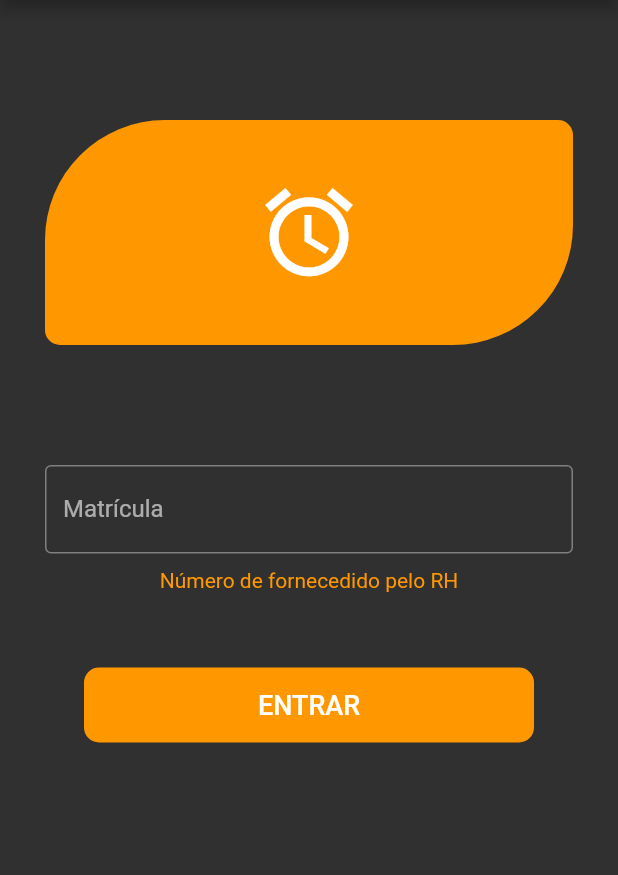
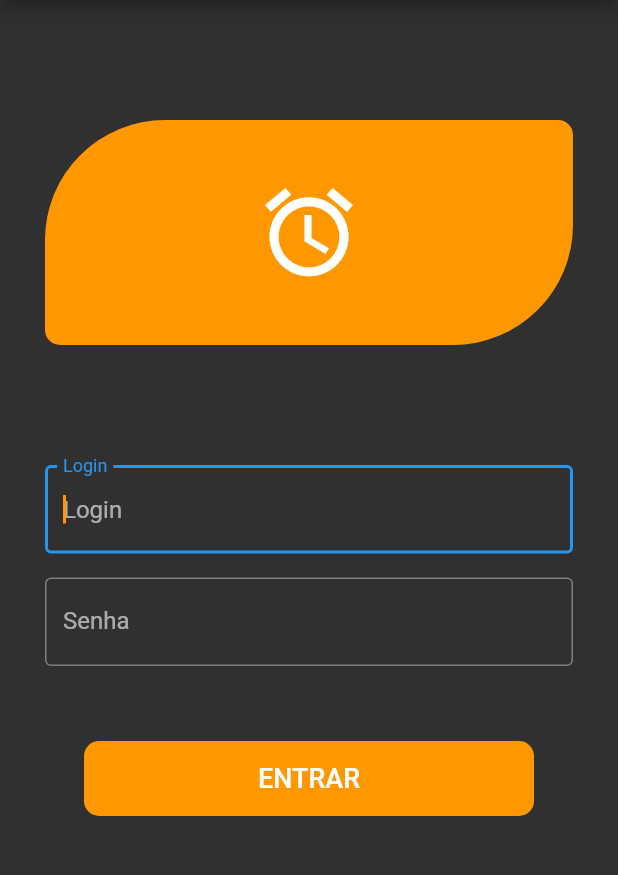
Before and after one commit to galves93/ponto, a Flutter app: the screen it shows after launch, on a phone screen of 412 x 824 dp, the part 84-959 px from its top. Run offline on Flutter 3.47's test engine with Material 2 defaults, Android fonts, the phone set to English and light mode, and no system bars; our stand-ins replace auto_size_text, dio, flutter_masked_text, page_transition, rxdart, sqflite and 1 more; accounts and stored records are empty; Roboto replaces fonts that are missing (Arial).

Commit message:
Criado banco e validação de login

```diff
--- /dev/null
+++ b/lib/login/UsuarioVO.dart
@@ -0,0 +1,22 @@
+class UsuarioVO {
+  int id;
+  String login;
+  String senha;
+  String nome;
+
+  UsuarioVO({
+    this.id,
+    this.login,
+    this.nome,
+    this.senha,
+  });
+
+  factory UsuarioVO.fromJson(Map<String, dynamic> json) {
+    return UsuarioVO(
+      id: json['id'],
+      login: json['login'],
+      senha: json['senha'],
+      nome: json['nome'],
+    );
+  }
+}
--- /dev/null
+++ b/lib/login/loginDAO.dart
@@ -0,0 +1,77 @@
+import 'package:dio/dio.dart';
+import 'package:vr_ponto/database_creator.dart';
+import 'package:vr_ponto/global.dart';
+import 'package:vr_ponto/login/login_mockado.dart';
+
+import 'UsuarioVO.dart';
+
+class LoginDAO {
+  final dio = Dio();
+  StringBuffer sql = new StringBuffer();
+
+  Future getUsuario() async {
+    // String servidor = "";
+    // var response = await dio.get(servidor);
+    List<UsuarioVO> usuario = [];
+
+    dynamic data = JsonRead().usuario();
+
+    // if (response.statusCode >= 200 && response.statusCode <= 250) {
+    for (var node in data) {
+      usuario.add(UsuarioVO.fromJson(node));
+    }
+
+    // usuario.add();
+
+    // List<UsuarioVO> usuario = (response.data as List).map((e) => UsuarioVO.fromJson(e)).toList();
+    await deleteAllUsuario();
+    await insertAllUsuario(usuario);
+    // }
+  }
+
+  Future deleteAllUsuario() async {
+    sql = new StringBuffer();
+
+    sql.write('USUARIO');
+
+    await dbMaster.delete(sql.toString());
+  }
+
+  Future insertAllUsuario(List<UsuarioVO> usuario) async {
+    sql = new StringBuffer();
+    sql.write(" INSERT INTO USUARIO ( ");
+    sql.write(" login, ");
+    sql.write(" senha, ");
+    sql.write(" nome ) ");
+    sql.write("VALUES (?, ?, ?) ");
+
+    for (UsuarioVO node in usuario) {
+      List params = [
+        node.login,
+        node.senha,
+        node.nome,
+      ];
+
+      await dbMaster.rawInsert(sql.toString(), params);
+    }
+  }
+
+  Future<UsuarioVO> selectUsuario(String login, senha) async {
+    sql = new StringBuffer();
+    UsuarioVO usuarioVO = new UsuarioVO();
+
+    sql.write(" SELECT * FROM USUARIO ");
+    sql.write(" WHERE login = '$login' ");
+    sql.write(" AND senha = '$senha' ");
+
+    var data = await dbMaster.rawQuery(sql.toString());
+
+    if (data.isNotEmpty) {
+      for (final node in data) {
+        final usuario = UsuarioVO.fromJson(node);
+        usuarioVO = usuario;
+      }
+    }
+    return usuarioVO;
+  }
+}
--- a/lib/loginUI.dart
+++ b/lib/login/loginUI.dart
@@ -1,8 +1,9 @@
 import 'package:flutter/material.dart';
+import 'package:vr_ponto/login/loginDAO.dart';
 import 'package:vr_ponto/tools.dart';
 
-import 'global.dart';
-import 'home.dart';
+import '../global.dart';
+import '../home.dart';
 
 class LoginUI extends StatefulWidget {
   @override
@@ -16,6 +17,10 @@ class _LoginUIState extends State<LoginUI> with SingleTickerProviderStateMixin {
   Animation animOpacity;
   Animation animButtonWidth;
   Animation animButtonCirc;
+  TextEditingController loginController = new TextEditingController();
+  TextEditingController senhaController = new TextEditingController();
+  FocusNode loginFocus = new FocusNode();
+  FocusNode senhaFocus = new FocusNode();
 
   @override
   void initState() {
@@ -90,22 +95,39 @@ class _LoginUIState extends State<LoginUI> with SingleTickerProviderStateMixin {
                 Padding(
                   padding: EdgeInsets.only(top: 80),
                   child: TextField(
+                    onEditingComplete: () {
+                      senhaFocus.requestFocus();
+                    },
+                    controller: loginController,
+                    focusNode: loginFocus,
+                    autofocus: true,
                     decoration: InputDecoration(
                         border: OutlineInputBorder(),
-                        labelText: 'Matrícula',
-                        hintText: 'Matrícula'),
+                        labelText: 'Login',
+                        hintText: 'Login'),
+                  ),
+                ),
+                Padding(
+                  padding: EdgeInsets.only(top: 16),
+                  child: TextField(
+                    controller: senhaController,
+                    focusNode: senhaFocus,
+                    decoration: InputDecoration(
+                        border: OutlineInputBorder(),
+                        labelText: 'Senha',
+                        hintText: 'Senha'),
                   ),
                 ),
                 AnimatedBuilder(
                   animation: animOpacity,
-                  child: Padding(
-                    padding: EdgeInsets.only(top: 10),
-                    child: Center(
-                        child: Text(
-                      'Número de fornecedido pelo RH',
-                      style: TextStyle(color: gcorPrincipal, fontSize: 14),
-                    )),
-                  ),
+                  // child: Padding(
+                  //   padding: EdgeInsets.only(top: 10),
+                  //   child: Center(
+                  //       child: Text(
+                  //     'Número de fornecedido pelo RH',
+                  //     style: TextStyle(color: gcorPrincipal, fontSize: 14),
+                  //   )),
+                  // ),
                   builder: (BuildContext context, Widget child) {
                     return Opacity(
                       opacity: animOpacity.value,
@@ -135,15 +157,22 @@ class _LoginUIState extends State<LoginUI> with SingleTickerProviderStateMixin {
                           height: 50,
                           width: animButtonWidth.value,
                         ),
-                        onPressed: () {
+                        onPressed: () async {
                           if (animController.value > 0) {
                             animController.reverse();
-                          } else
-                            animController.forward();
-                          Future.delayed(Duration(milliseconds: 3200),
-                              () async {
-                            Tools().goTo(context, HomeUI());
-                          });
+                          } else {
+                            final usuario = await LoginDAO().selectUsuario(
+                                loginController.text, senhaController.text);
+                            await animController.forward();
+                            Future.delayed(Duration(milliseconds: 500),
+                                () async {
+                              Tools().goTo(
+                                  context,
+                                  HomeUI(
+                                    nome: usuario.nome,
+                                  ));
+                            });
+                          }
                         },
                       ),
                     );
--- /dev/null
+++ b/lib/login/login_mockado.dart
@@ -0,0 +1,22 @@
+import 'dart:convert';
+
+class JsonRead {
+  var jsonDecode;
+
+  dynamic usuario() {
+    jsonDecode = '''
+            [
+              {
+              "login":"gus",
+              "senha":"1",
+              "nome":"gustavo"
+              },
+              {
+              "login":"b1",
+              "senha":"2",
+              "nome":"bruno"
+              }
+            ]''';
+    return json.decode(jsonDecode);
+  }
+}
--- a/lib/main.dart
+++ b/lib/main.dart
@@ -20,11 +20,11 @@ class MyApp extends StatelessWidget {
       ],
       debugShowCheckedModeBanner: false,
       theme: ThemeData(
-        textSelectionHandleColor: Colors.blue,
-        cursorColor: Colors.blue,
+        textSelectionTheme: TextSelectionThemeData(
+            cursorColor: Colors.orange, selectionHandleColor: Colors.orange),
         fontFamily: 'Arial',
         brightness: Brightness.dark,
-        accentColor: Colors.blue,
+        accentColor: Colors.orange,
       ),
       home: SplashScreen(),
     );
--- a/lib/splashScreen.dart
+++ b/lib/splashScreen.dart
@@ -1,7 +1,7 @@
 import 'package:flutter/material.dart';
 import 'package:flutter/services.dart';
 import 'package:page_transition/page_transition.dart';
-import 'package:vr_ponto/loginUI.dart';
+import 'package:vr_ponto/login/loginUI.dart';
 import 'package:vr_ponto/tools.dart';
 
 class SplashScreen extends StatefulWidget {
@@ -23,7 +23,7 @@ class _SplashScreenState extends State<SplashScreen> {
   }
 
   void goLogin() async {
-    // await Tools().loadDatabase();
+    await Tools().loadDatabase();
     Future.delayed(Duration(milliseconds: 2000), () async {
       Navigator.pushReplacement(
           context,
--- a/pubspec.yaml
+++ b/pubspec.yaml
@@ -37,7 +37,7 @@ dependencies:
   font_awesome_flutter: ^8.5.0
   dio: ^3.0.9
   flutter_svg:
-  sqflite: ^1.1.6+3
+  sqflite: ^2.0.0+3
   crypto: ^2.0.6
   fluttertoast: ^4.0.0
   page_transition: ^1.1.4
```
Also changed, not shown: lib/database_creator.dart (added, +47 -0 lines), lib/home.dart (+5 -2 lines), lib/tools.dart (+8 -3 lines), 2 other files.
